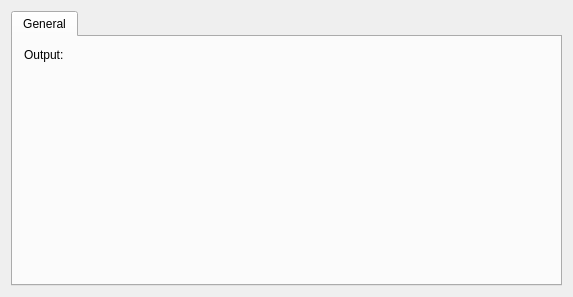
Old version of the form kpilot/conduits/notepadconduit/notepad-setup.ui in the repository chusopr/kdepim-ktimetracker-akonadi.
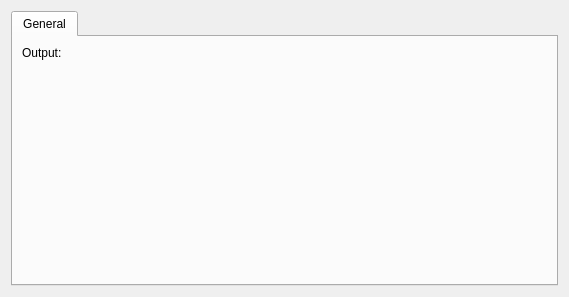
New version of the form. Custom widgets are drawn as their Qt base class.

Diff of the .ui file:
```diff
--- a/kpilot/conduits/notepadconduit/notepad-setup.ui
+++ b/kpilot/conduits/notepadconduit/notepad-setup.ui
@@ -59,8 +59,6 @@
    </item>
   </layout>
  </widget>
- <layoutdefault spacing="6" margin="11" />
- <pixmapfunction>qPixmapFromMimeSource</pixmapfunction>
  <customwidgets>
   <customwidget>
    <class>KTabWidget</class>
```
